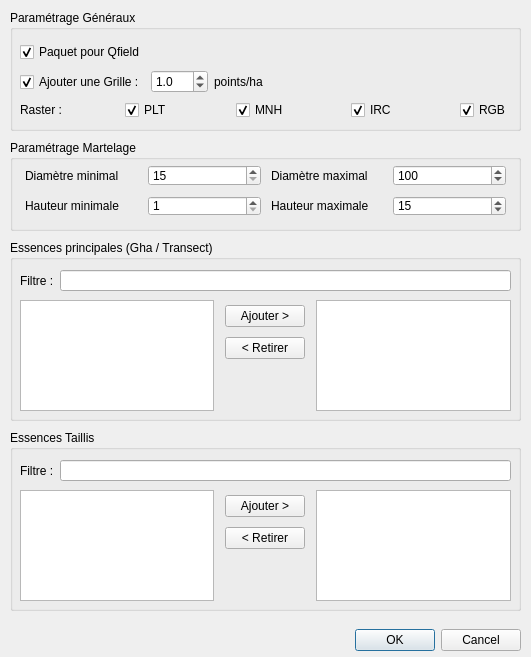
Qt form Qracines/modules/expertise/create/expertise_create.ui (paul-carteron/Qracines) before a commit.
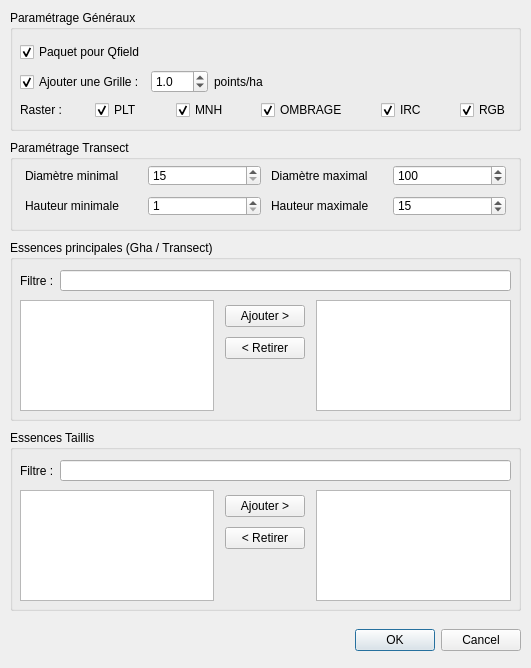
The same form after that commit. Custom widgets are drawn as their Qt base class.

Commit message: add ombrage to exp

```diff
--- a/Qracines/modules/expertise/create/expertise_create.ui
+++ b/Qracines/modules/expertise/create/expertise_create.ui
@@ -7,7 +7,7 @@
     <x>0</x>
     <y>0</y>
     <width>531</width>
-    <height>657</height>
+    <height>668</height>
    </rect>
   </property>
   <property name="windowTitle">
@@ -126,7 +126,7 @@
     </rect>
    </property>
    <property name="title">
-    <string>Paramétrage Martelage</string>
+    <string>Paramétrage Transect</string>
    </property>
    <widget class="QWidget" name="gridLayoutWidget_3">
     <property name="geometry">
@@ -417,6 +417,35 @@
          </property>
         </widget>
        </item>
+       <item>
+        <spacer name="horizontalSpacer_3">
+         <property name="orientation">
+          <enum>Qt::Horizontal</enum>
+         </property>
+         <property name="sizeHint" stdset="0">
+          <size>
+           <width>40</width>
+           <height>20</height>
+          </size>
+         </property>
+        </spacer>
+       </item>
+       <item>
+        <widget class="QCheckBox" name="cb_ombrage">
+         <property name="sizePolicy">
+          <sizepolicy hsizetype="Maximum" vsizetype="Fixed">
+           <horstretch>0</horstretch>
+           <verstretch>0</verstretch>
+          </sizepolicy>
+         </property>
+         <property name="text">
+          <string>OMBRAGE</string>
+         </property>
+         <property name="checked">
+          <bool>true</bool>
+         </property>
+        </widget>
+       </item>
        <item>
         <spacer name="horizontalSpacer_7">
          <property name="orientation">
```
The commit also changes 1 other file.
